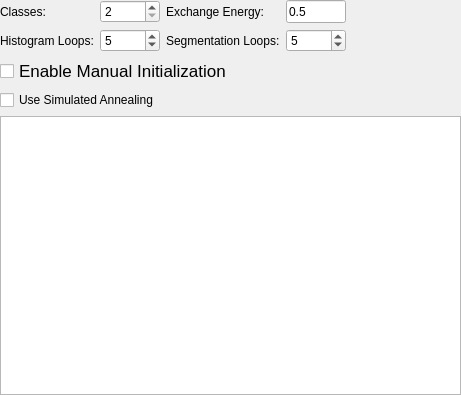
The window that Source/Plugins/EMMPM/FilterParameterWidgets/UI_Files/EMMPMWidget.ui (BlueQuartzSoftware/DREAM3D) describes before a commit, drawn with Qt 5.
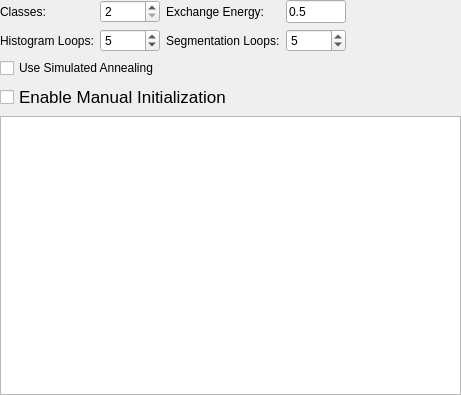
The same window after the commit.

Commit message: Swapping checkbox positions in EMMPMWidget for a better user experience.

```diff
--- a/Source/Plugins/EMMPM/FilterParameterWidgets/UI_Files/EMMPMWidget.ui
+++ b/Source/Plugins/EMMPM/FilterParameterWidgets/UI_Files/EMMPMWidget.ui
@@ -334,15 +334,20 @@
      </item>
     </layout>
    </item>
+   <item row="3" column="0">
+    <widget class="QTableWidget" name="tableWidget"/>
+   </item>
    <item row="1" column="0">
-    <layout class="QHBoxLayout" name="horizontalLayout_2">
-     <property name="spacing">
-      <number>12</number>
+    <widget class="QCheckBox" name="useSimulatedAnnealing">
+     <property name="styleSheet">
+      <string notr="true"/>
      </property>
-     <property name="bottomMargin">
-      <number>0</number>
+     <property name="text">
+      <string>Use Simulated Annealing</string>
      </property>
-     <item>
+    </widget>
+   </item>
+   <item row="2" column="0">
       <widget class="QCheckBox" name="enableManualInit">
        <property name="font">
         <font>
@@ -356,34 +361,6 @@
        </property>
        <property name="text">
         <string>Enable Manual Initialization</string>
-       </property>
-      </widget>
-     </item>
-     <item>
-      <spacer name="horizontalSpacer_9">
-       <property name="orientation">
-        <enum>Qt::Horizontal</enum>
-       </property>
-       <property name="sizeHint" stdset="0">
-        <size>
-         <width>40</width>
-         <height>20</height>
-        </size>
-       </property>
-      </spacer>
-     </item>
-    </layout>
-   </item>
-   <item row="3" column="0">
-    <widget class="QTableWidget" name="tableWidget"/>
-   </item>
-   <item row="2" column="0">
-    <widget class="QCheckBox" name="useSimulatedAnnealing">
-     <property name="styleSheet">
-      <string notr="true"/>
-     </property>
-     <property name="text">
-      <string>Use Simulated Annealing</string>
      </property>
     </widget>
    </item>
```
Lines whose indentation alone changed are shown as unchanged.
